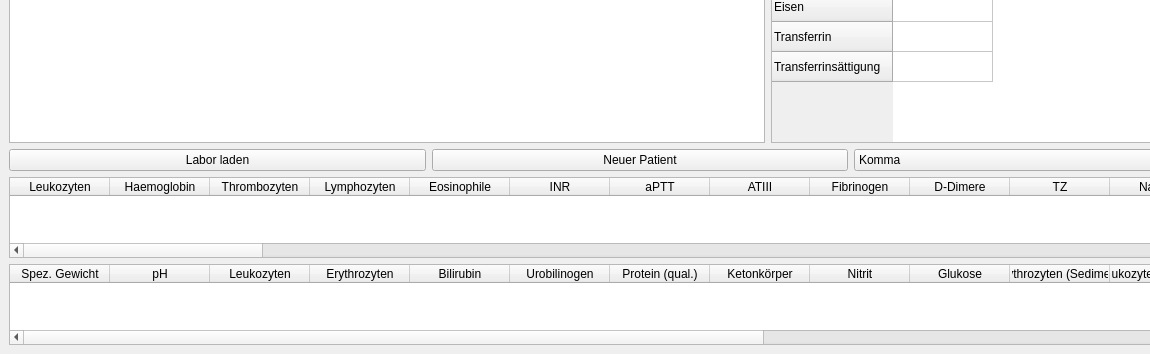
Old version of the form registerview.ui in the repository bogie/medicoLabTool; both pictures show x 0 to 1150 and y 366 to 720 of the 1280 by 720 pixel window.
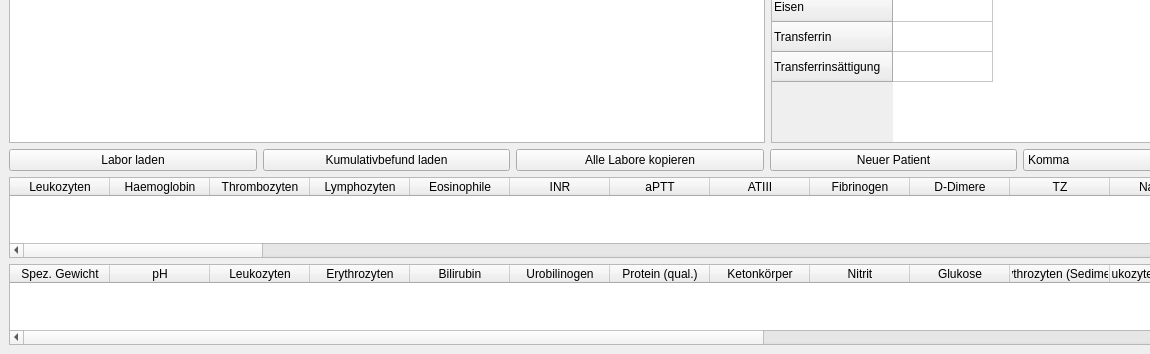
New version of the form.

Diff of the .ui file:
```diff
--- a/registerview.ui
+++ b/registerview.ui
@@ -143,6 +143,20 @@
           </property>
          </widget>
         </item>
+        <item>
+         <widget class="QPushButton" name="loadCumulative">
+          <property name="text">
+           <string>Kumulativbefund laden</string>
+          </property>
+         </widget>
+        </item>
+        <item>
+         <widget class="QPushButton" name="copyAllLabs">
+          <property name="text">
+           <string>Alle Labore kopieren</string>
+          </property>
+         </widget>
+        </item>
         <item>
          <widget class="QPushButton" name="clearPatient">
           <property name="text">
```
Left out of the diff: 3 changed lines with no effect on the pictures.
